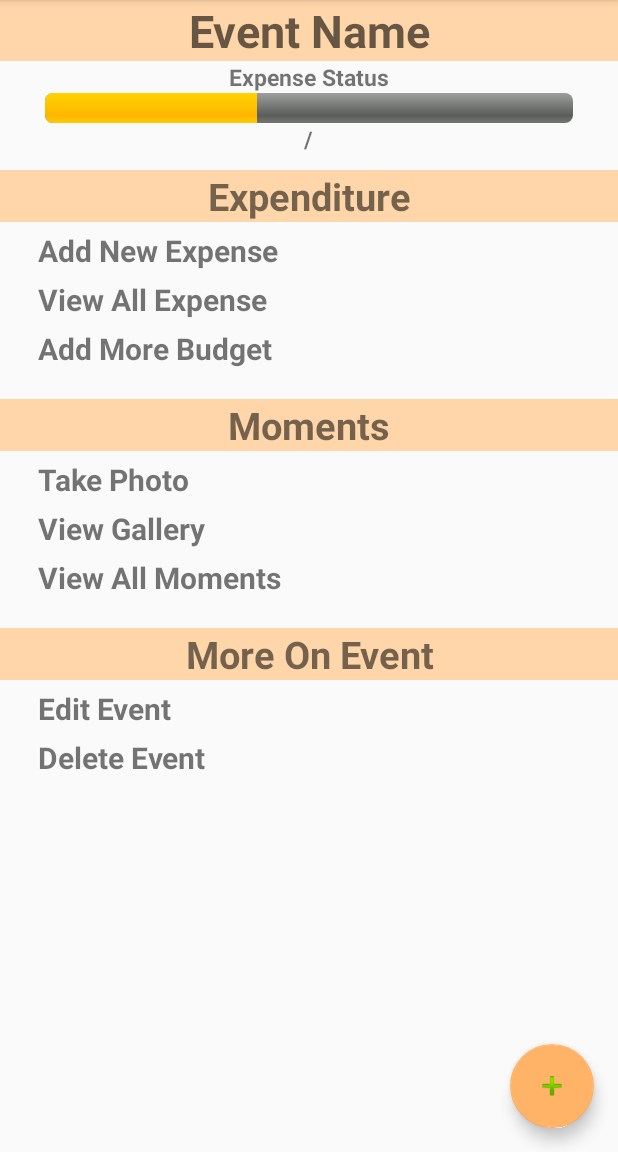
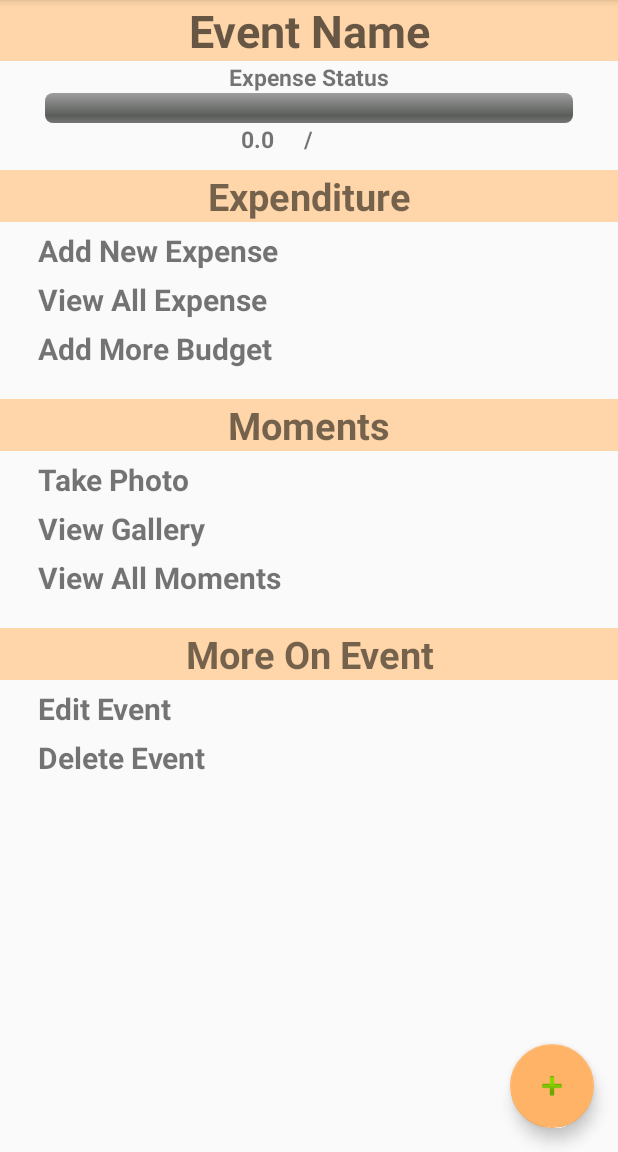
Before and after one commit to jannatsuha/Project3-Tour-mate-, an Android app: the fragment EventDetailFragment placed in its activity, on a phone screen of 412 x 824 dp, the part 84-1236 px from its top. Run offline under Robolectric (Android 15) with nearby library versions, the phone set to English and light mode, and no system bars; our stand-ins replace Firebase (no records; nobody signed in at launch, a user with empty details on screens opened directly); 2 statements that could not run were skipped.

```diff
--- a/app/src/main/java/com/group/avengers/tourmate/Classes/CameraContainer.java
+++ b/app/src/main/java/com/group/avengers/tourmate/Classes/CameraContainer.java
@@ -28,6 +28,10 @@ public class CameraContainer {
         this.dateTime = dateTime;
     }
 
+    public void setDateTime(String dateTime) {
+        this.dateTime = dateTime;
+    }
+
     public String getId() {
         return id;
     }
--- a/app/src/main/java/com/group/avengers/tourmate/Fragments/EventDetailFragment.java
+++ b/app/src/main/java/com/group/avengers/tourmate/Fragments/EventDetailFragment.java
@@ -25,7 +25,9 @@ import com.group.avengers.tourmate.MainActivity;
 import com.group.avengers.tourmate.Models.Event;
 import com.group.avengers.tourmate.R;
 
+import java.util.ArrayList;
 import java.util.HashMap;
+import java.util.List;
 
 /**
  * A simple {@link Fragment} subclass.
@@ -83,12 +85,6 @@ public class EventDetailFragment extends Fragment {
         budSta2=view.findViewById(R.id.bud2);
         ids=(getArguments().getString("id"));
 
-
-
-
-
-
-
         if (getArguments()!=null)
         {
            // Toast.makeText(getActivity(), getArguments().getString("eventName"), Toast.LENGTH_SHORT).show();
@@ -104,9 +100,6 @@ public class EventDetailFragment extends Fragment {
             final String createdDates=(getArguments().getString("createdDate"));
             //final String expAmounts=(getArguments().getString("expense"));
 
-
-
-
             // get camera argument
 
             String imagename=getArguments().getString("imageName");
@@ -115,13 +108,7 @@ public class EventDetailFragment extends Fragment {
             String id=getArguments().getString("id");
 
             final CameraContainer cameraContainer=new CameraContainer(id,imagename,imageUrl,currentDateAndTime);
-
-
-
-
-
-
-            eventNameShow.setText(names);
+             eventNameShow.setText(names);
             budSta2.setText(budgets);
            // budSts1.setText("0");
           //  budSts1.setText(expAmounts);
@@ -169,8 +156,6 @@ public class EventDetailFragment extends Fragment {
 
 //,,,,,,,,,,,,,,,,,,,,expense adding in event tree
 
-
-
         }
         return view;
     }
@@ -180,14 +165,25 @@ public class EventDetailFragment extends Fragment {
         super.onStart();
 
         firebaseDatabase = FirebaseDatabase.getInstance();
-        databaseReference= firebaseDatabase.getReference("eventlist").child(ids).child("totalExpense");
+        databaseReference= firebaseDatabase.getReference("eventlist").child(ids).child("expense");
         databaseReference.addValueEventListener(new ValueEventListener() {
             @Override
             public void onDataChange(DataSnapshot dataSnapshot) {
-
+/*
                 String exp= dataSnapshot.getValue(String.class);
                 budSts1.setText(exp);
-                seekBarBudget.setProgress(Integer.parseInt(exp));
+                seekBarBudget.setProgress(Integer.parseInt(exp));*/
+                List<Expense>expenses = new ArrayList<>();
+                for(DataSnapshot d : dataSnapshot.getChildren()){
+                    Expense e = d.getValue(Expense.class);
+                    expenses.add(e);
+                }
+                double amount = 0.0;
+                for(Expense e : expenses){
+                    amount += Double.parseDouble(e.getAmount());
+                }
+                budSts1.setText(String.valueOf(amount));
+                seekBarBudget.setProgress((int) amount);
             }
 
             @Override
--- a/app/src/main/java/com/group/avengers/tourmate/Fragments/TakeAphotoFragment.java
+++ b/app/src/main/java/com/group/avengers/tourmate/Fragments/TakeAphotoFragment.java
@@ -59,6 +59,7 @@ public class TakeAphotoFragment extends Fragment {
     private StorageReference storageReference;
     private DatabaseReference reference;
     private ProgressDialog dialog;
+    private CameraContainer imageUploadInfo=null;
 
 
     public interface TakeaPhotoInterface{
@@ -134,14 +135,17 @@ public class TakeAphotoFragment extends Fragment {
                     DateFormat dateTime=new SimpleDateFormat("dd/MM/yyyy hh:mm:ss a");
                     final String currentDateTime=dateTime.format(Calendar.getInstance().getTime());
 
+                    imageUploadInfo.setDateTime(currentDateTime);
+
                     StorageReference storageReference2=storageReference.child(user.getUid()).child(firebase_directory_path+photoFilePath);
 
                     storageReference2.putFile(Uri.fromFile(photoFilePath)).addOnSuccessListener(new OnSuccessListener<UploadTask.TaskSnapshot>() {
                         @Override
                         public void onSuccess(UploadTask.TaskSnapshot taskSnapshot) {
                             String imageName=edtImageName.getText().toString().trim();
+                            String dateandtime=imageUploadInfo.getDateTime();
                             dialog.dismiss();
-                            CameraContainer imageUploadInfo=new CameraContainer(imageName,taskSnapshot.getDownloadUrl().toString(),currentDateTime);
+                            imageUploadInfo=new CameraContainer(imageName,taskSnapshot.getDownloadUrl().toString(),dateandtime);
                             String imageUploadId=reference.push().getKey();
                             reference.child(user.getUid()).child(imageUploadId).setValue(imageUploadInfo);
                             Toast.makeText(getActivity(), "Image Upload Succesfull", Toast.LENGTH_SHORT).show();
--- a/app/src/main/res/layout/activity_login.xml
+++ b/app/src/main/res/layout/activity_login.xml
@@ -29,6 +29,7 @@
         android:textColorHint="#fb5c5252"
         android:textAlignment="center"
         android:hint="Email Address"
+        android:text="jannatsuha@gmail.com"
         android:layout_width="match_parent"
         android:layout_height="wrap_content"
         android:layout_marginHorizontal="15dp"/>
@@ -38,6 +39,7 @@
         android:textColorHint="#fb5c5252"
         android:textAlignment="center"
         android:hint="Password"
+        android:text="123456"
         android:inputType="textPassword"
         android:layout_width="match_parent"
         android:layout_height="wrap_content"
```
Also changed, not shown: app/src/main/java/com/group/avengers/tourmate/Fragments/AddnewExpenseFragment.java (+4 -7 lines).
